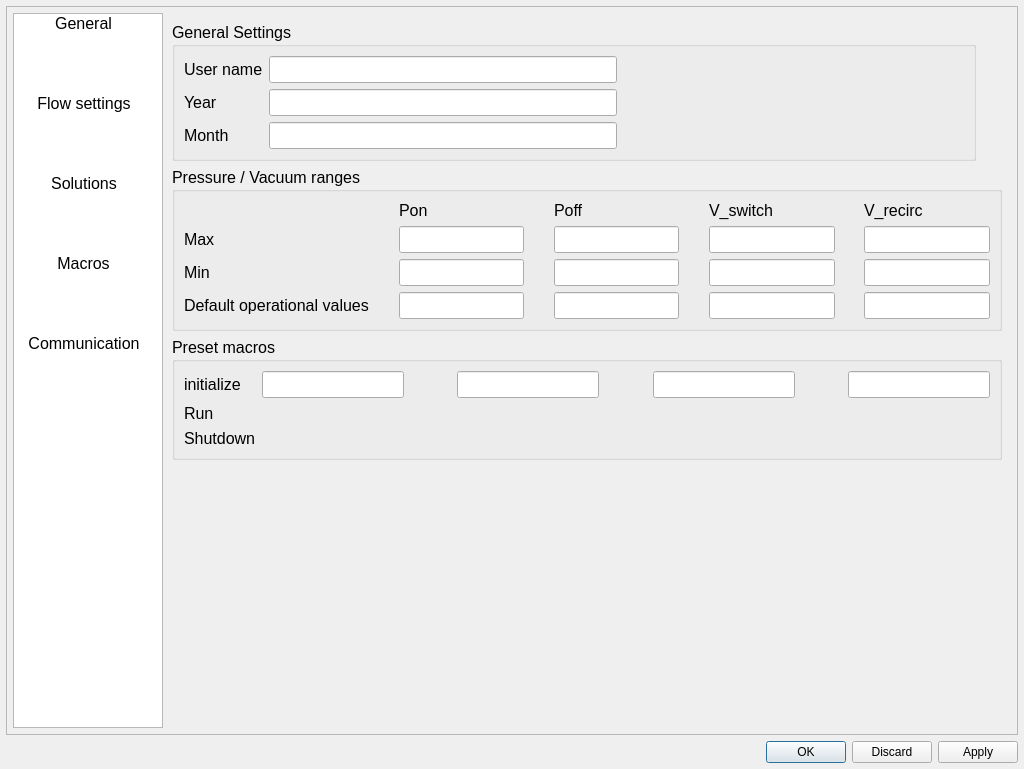
Old version of the form apps/Lab-on-a-tip/Lab-on-a-tip_tools.ui in the repository bellonemauro/Labonatip2.0.
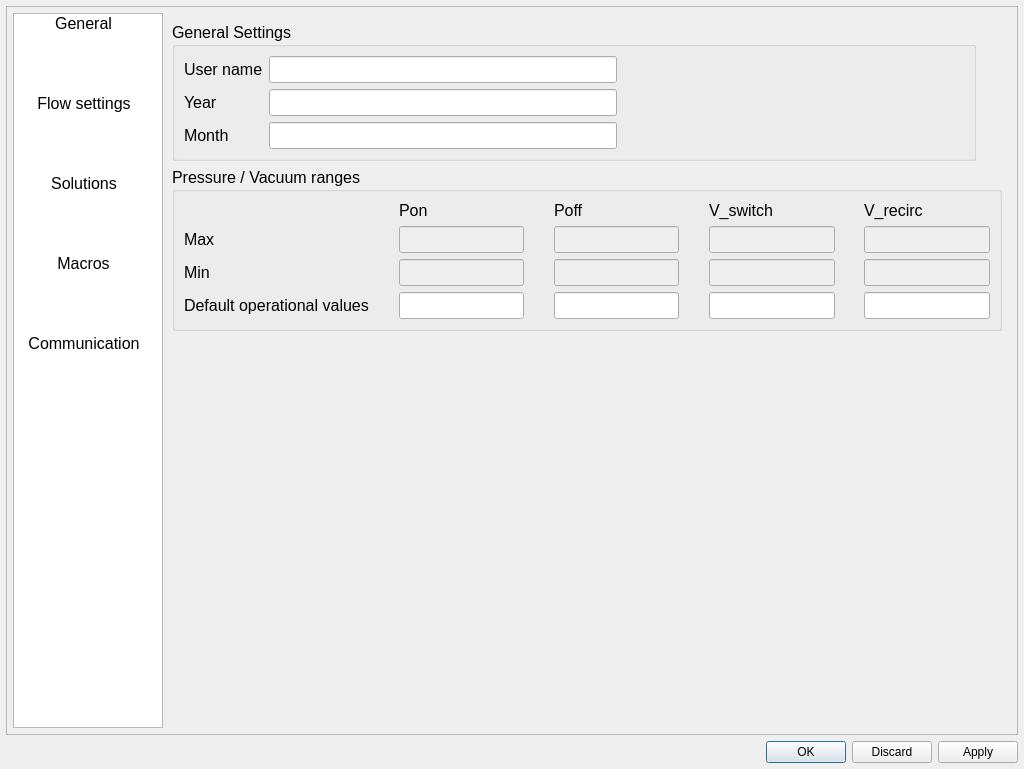
New version of the form. The open tabs and pages were chosen to show the change. Icons and pictures are not drawn.

The edit to the form file:
```diff
--- a/apps/Lab-on-a-tip/Lab-on-a-tip_tools.ui
+++ b/apps/Lab-on-a-tip/Lab-on-a-tip_tools.ui
@@ -77,7 +77,7 @@
         <x>0</x>
         <y>0</y>
         <width>1010</width>
-        <height>726</height>
+        <height>721</height>
        </rect>
       </property>
       <property name="sizePolicy">
@@ -351,6 +351,9 @@
                 </item>
                 <item row="2" column="4">
                  <widget class="QLineEdit" name="lineEdit_p_off_min">
+                  <property name="enabled">
+                   <bool>false</bool>
+                  </property>
                   <property name="text">
                    <string/>
                   </property>
@@ -358,6 +361,9 @@
                 </item>
                 <item row="2" column="6">
                  <widget class="QLineEdit" name="lineEdit_v_switch_min">
+                  <property name="enabled">
+                   <bool>false</bool>
+                  </property>
                   <property name="text">
                    <string/>
                   </property>
@@ -365,6 +371,9 @@
                 </item>
                 <item row="2" column="8">
                  <widget class="QLineEdit" name="lineEdit_v_recirc_min">
+                  <property name="enabled">
+                   <bool>false</bool>
+                  </property>
                   <property name="text">
                    <string/>
                   </property>
@@ -372,6 +381,9 @@
                 </item>
                 <item row="1" column="6">
                  <widget class="QLineEdit" name="lineEdit_v_switch_max">
+                  <property name="enabled">
+                   <bool>false</bool>
+                  </property>
                   <property name="text">
                    <string/>
                   </property>
@@ -405,6 +417,9 @@
                 </item>
                 <item row="1" column="4">
                  <widget class="QLineEdit" name="lineEdit_p_off_max">
+                  <property name="enabled">
+                   <bool>false</bool>
+                  </property>
                   <property name="text">
                    <string/>
                   </property>
@@ -433,6 +448,9 @@
                 </item>
                 <item row="1" column="8">
                  <widget class="QLineEdit" name="lineEdit_v_recirc_max">
+                  <property name="enabled">
+                   <bool>false</bool>
+                  </property>
                   <property name="text">
                    <string/>
                   </property>
@@ -461,6 +479,9 @@
                 </item>
                 <item row="1" column="2">
                  <widget class="QLineEdit" name="lineEdit_p_on_max">
+                  <property name="enabled">
+                   <bool>false</bool>
+                  </property>
                   <property name="text">
                    <string/>
                   </property>
@@ -475,6 +496,9 @@
                 </item>
                 <item row="2" column="2">
                  <widget class="QLineEdit" name="lineEdit_p_on_min">
+                  <property name="enabled">
+                   <bool>false</bool>
+                  </property>
                   <property name="text">
                    <string/>
                   </property>
@@ -511,99 +535,7 @@
                </layout>
               </widget>
              </item>
-             <item row="2" column="0" colspan="2">
-              <widget class="QGroupBox" name="groupBox_generalSettings_3">
-               <property name="minimumSize">
-                <size>
-                 <width>0</width>
-                 <height>100</height>
-                </size>
-               </property>
-               <property name="font">
-                <font>
-                 <pointsize>12</pointsize>
-                </font>
-               </property>
-               <property name="title">
-                <string>Preset macros</string>
-               </property>
-               <layout class="QGridLayout" name="gridLayout_15">
-                <item row="0" column="5">
-                 <widget class="QLineEdit" name="lineEdit_s1B_7"/>
-                </item>
-                <item row="0" column="3">
-                 <widget class="QLineEdit" name="lineEdit_s1G_7"/>
-                </item>
-                <item row="0" column="2">
-                 <spacer name="horizontalSpacer_10">
-                  <property name="orientation">
-                   <enum>Qt::Horizontal</enum>
-                  </property>
-                  <property name="sizeHint" stdset="0">
-                   <size>
-                    <width>40</width>
-                    <height>20</height>
-                   </size>
-                  </property>
-                 </spacer>
-                </item>
-                <item row="0" column="4">
-                 <spacer name="horizontalSpacer_9">
-                  <property name="orientation">
-                   <enum>Qt::Horizontal</enum>
-                  </property>
-                  <property name="sizeHint" stdset="0">
-                   <size>
-                    <width>40</width>
-                    <height>20</height>
-                   </size>
-                  </property>
-                 </spacer>
-                </item>
-                <item row="0" column="0">
-                 <widget class="QLabel" name="label_41">
-                  <property name="text">
-                   <string>initialize</string>
-                  </property>
-                 </widget>
-                </item>
-                <item row="2" column="0">
-                 <widget class="QLabel" name="label_40">
-                  <property name="text">
-                   <string>Shutdown</string>
-                  </property>
-                 </widget>
-                </item>
-                <item row="0" column="7">
-                 <widget class="QLineEdit" name="lineEdit_s1R_11"/>
-                </item>
-                <item row="1" column="0">
-                 <widget class="QLabel" name="label_42">
-                  <property name="text">
-                   <string>Run</string>
-                  </property>
-                 </widget>
-                </item>
-                <item row="0" column="1">
-                 <widget class="QLineEdit" name="lineEdit_s1R_8"/>
-                </item>
-                <item row="0" column="6">
-                 <spacer name="horizontalSpacer_12">
-                  <property name="orientation">
-                   <enum>Qt::Horizontal</enum>
-                  </property>
-                  <property name="sizeHint" stdset="0">
-                   <size>
-                    <width>40</width>
-                    <height>20</height>
-                   </size>
-                  </property>
-                 </spacer>
-                </item>
-               </layout>
-              </widget>
-             </item>
-             <item row="3" column="1">
+             <item row="2" column="1">
               <spacer name="verticalSpacer_4">
                <property name="orientation">
                 <enum>Qt::Vertical</enum>
@@ -924,7 +856,7 @@
                 <string>&lt;!DOCTYPE HTML PUBLIC &quot;-//W3C//DTD HTML 4.0//EN&quot; &quot;http://www.w3.org/TR/REC-html40/strict.dtd&quot;&gt;
 &lt;html&gt;&lt;head&gt;&lt;meta name=&quot;qrichtext&quot; content=&quot;1&quot; /&gt;&lt;style type=&quot;text/css&quot;&gt;
 p, li { white-space: pre-wrap; }
-&lt;/style&gt;&lt;/head&gt;&lt;body style=&quot; font-family:'MS Shell Dlg 2'; font-size:8.25pt; font-weight:400; font-style:normal;&quot;&gt;
+&lt;/style&gt;&lt;/head&gt;&lt;body style=&quot; font-family:'MS Shell Dlg 2'; font-size:7.8pt; font-weight:400; font-style:normal;&quot;&gt;
 &lt;p style=&quot; margin-top:0px; margin-bottom:0px; margin-left:0px; margin-right:0px; -qt-block-indent:0; text-indent:0px;&quot;&gt;&lt;span style=&quot; font-size:10pt;&quot;&gt;Outflow: ---nL/s,  inflow: --- nL/s   Ration : ---&lt;/span&gt;&lt;/p&gt;
 &lt;p style=&quot; margin-top:0px; margin-bottom:0px; margin-left:0px; margin-right:0px; -qt-block-indent:0; text-indent:0px;&quot;&gt;&lt;span style=&quot; font-size:10pt;&quot;&gt;Empty: ---   Full: ---&lt;/span&gt;&lt;/p&gt;
 &lt;p style=&quot; margin-top:0px; margin-bottom:0px; margin-left:0px; margin-right:0px; -qt-block-indent:0; text-indent:0px;&quot;&gt;&lt;span style=&quot; font-size:10pt;&quot;&gt;Time left : ---------------&lt;/span&gt;&lt;/p&gt;&lt;/body&gt;&lt;/html&gt;</string>
```
